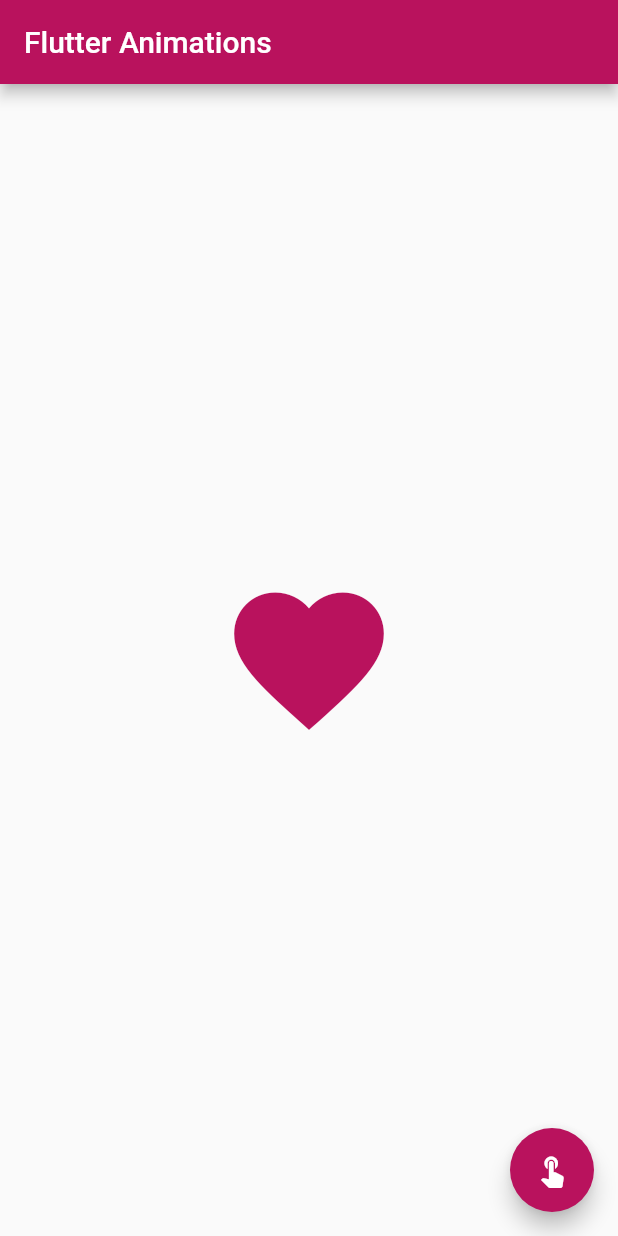
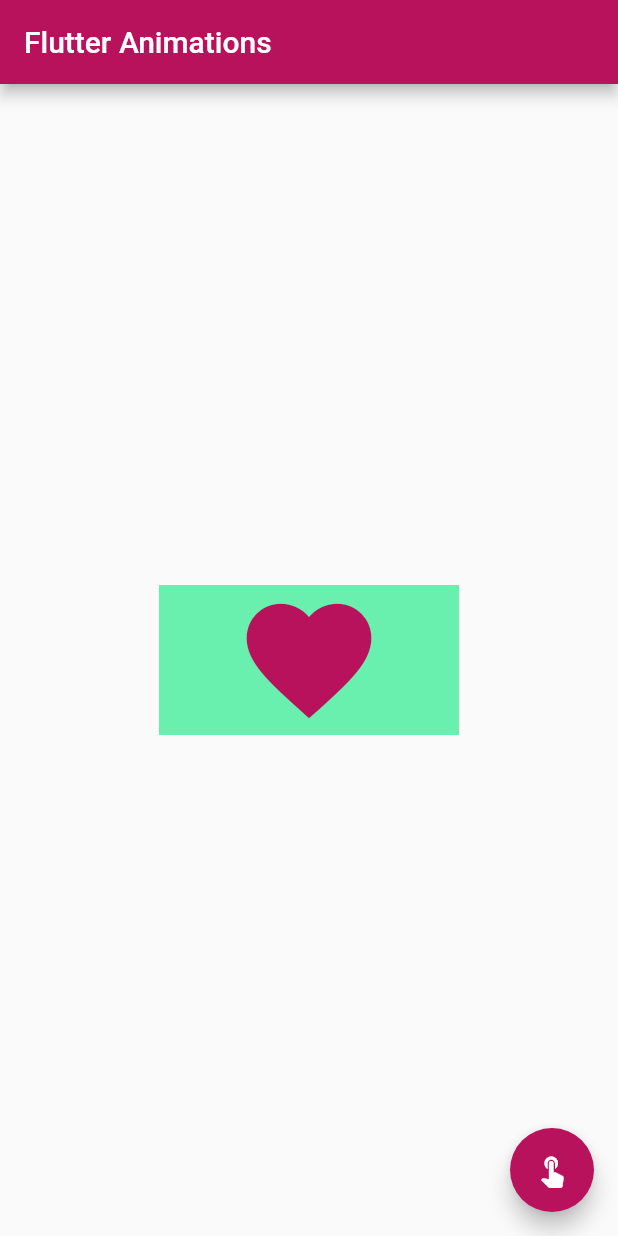
Before and after one commit to Ivy-Walobwa/flutter_animations, a Flutter app: the screen it shows after launch, on a phone screen of 412 x 824 dp. Run offline on Flutter 3.47's test engine with Material 2 defaults, Android fonts, the phone set to English and light mode, and no system bars.

```diff
--- a/lib/main.dart
+++ b/lib/main.dart
@@ -45,12 +45,14 @@ class _MyHomePageState extends State<MyHomePage> {
         title: Text(widget.title),
       ),
       body: Center(
-        child: AnimatedOpacity(
+        child: AnimatedContainer(
           duration: const Duration(seconds: 2),
-          opacity: opaque ? 1 : 0,
+          width: opaque ? 200 : 100,
+          height: opaque ? 100 : 200,
+          color: opaque ? Colors.greenAccent : Colors.amberAccent,
           child: const Icon(
             Icons.favorite,
-            size: 120,
+            size: 100,
             color: Color(0xffB9125D),
           ),
         ),
```
